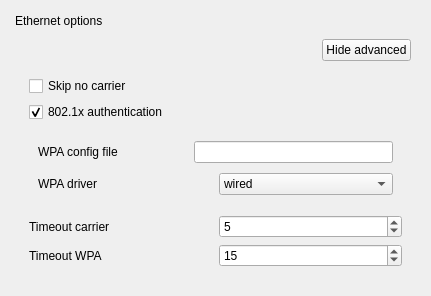
First picture: the form in sources/gui/src/ethernetwidget.ui, repository arcan1s/netctl-gui, before the edit.
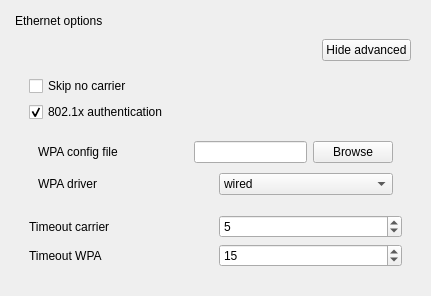
Second picture: the form after the edit.

What changed in the file:
```diff
--- a/sources/gui/src/ethernetwidget.ui
+++ b/sources/gui/src/ethernetwidget.ui
@@ -99,6 +99,13 @@
                  </property>
                 </widget>
                </item>
+               <item>
+                <widget class="QPushButton" name="pushButton_wpaConfig">
+                 <property name="text">
+                  <string>Browse</string>
+                 </property>
+                </widget>
+               </item>
               </layout>
              </item>
              <item>
```
Left out of the diff: 1 changed line with no effect on the pictures.
